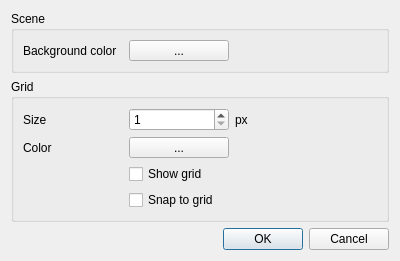
First picture: the form in code/src/CSceneOptionsDialog.ui, repository turbanoff/qvge, before the edit.
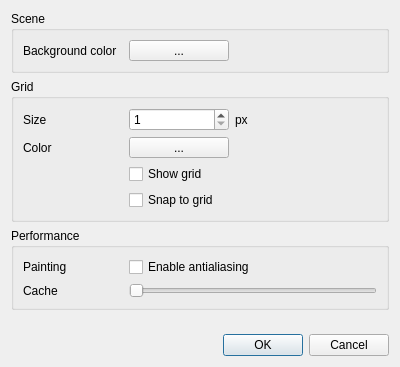
Second picture: the form after the edit. Custom widgets are drawn as their Qt base class.

```diff
--- a/code/src/CSceneOptionsDialog.ui
+++ b/code/src/CSceneOptionsDialog.ui
@@ -7,7 +7,7 @@
     <x>0</x>
     <y>0</y>
     <width>400</width>
-    <height>249</height>
+    <height>367</height>
    </rect>
   </property>
   <property name="windowTitle">
@@ -186,6 +186,85 @@
      </layout>
     </widget>
    </item>
+   <item>
+    <widget class="QGroupBox" name="groupBox_3">
+     <property name="title">
+      <string>Performance</string>
+     </property>
+     <property name="flat">
+      <bool>true</bool>
+     </property>
+     <layout class="QGridLayout" name="gridLayout">
+      <item row="0" column="0">
+       <widget class="QLabel" name="label_5">
+        <property name="minimumSize">
+         <size>
+          <width>100</width>
+          <height>0</height>
+         </size>
+        </property>
+        <property name="maximumSize">
+         <size>
+          <width>100</width>
+          <height>16777215</height>
+         </size>
+        </property>
+        <property name="text">
+         <string>Painting</string>
+        </property>
+       </widget>
+      </item>
+      <item row="0" column="1">
+       <widget class="QCheckBox" name="Antialiasing">
+        <property name="sizePolicy">
+         <sizepolicy hsizetype="Expanding" vsizetype="Fixed">
+          <horstretch>0</horstretch>
+          <verstretch>0</verstretch>
+         </sizepolicy>
+        </property>
+        <property name="text">
+         <string>Enable antialiasing</string>
+        </property>
+       </widget>
+      </item>
+      <item row="1" column="0">
+       <widget class="QLabel" name="label_6">
+        <property name="minimumSize">
+         <size>
+          <width>100</width>
+          <height>0</height>
+         </size>
+        </property>
+        <property name="maximumSize">
+         <size>
+          <width>100</width>
+          <height>16777215</height>
+         </size>
+        </property>
+        <property name="text">
+         <string>Cache</string>
+        </property>
+       </widget>
+      </item>
+      <item row="1" column="1">
+       <widget class="QSint::SpinSlider" name="CacheSlider">
+        <property name="maximum">
+         <number>1000</number>
+        </property>
+        <property name="singleStep">
+         <number>1</number>
+        </property>
+        <property name="pageStep">
+         <number>10</number>
+        </property>
+        <property name="orientation">
+         <enum>Qt::Horizontal</enum>
+        </property>
+       </widget>
+      </item>
+     </layout>
+    </widget>
+   </item>
    <item>
     <spacer name="verticalSpacer">
      <property name="orientation">
@@ -217,6 +296,11 @@
    <extends>QToolButton</extends>
    <header>colorbutton.h</header>
   </customwidget>
+  <customwidget>
+   <class>QSint::SpinSlider</class>
+   <extends>QSlider</extends>
+   <header location="global">spinslider.h</header>
+  </customwidget>
  </customwidgets>
  <tabstops>
   <tabstop>BackgroundColor</tabstop>
```
